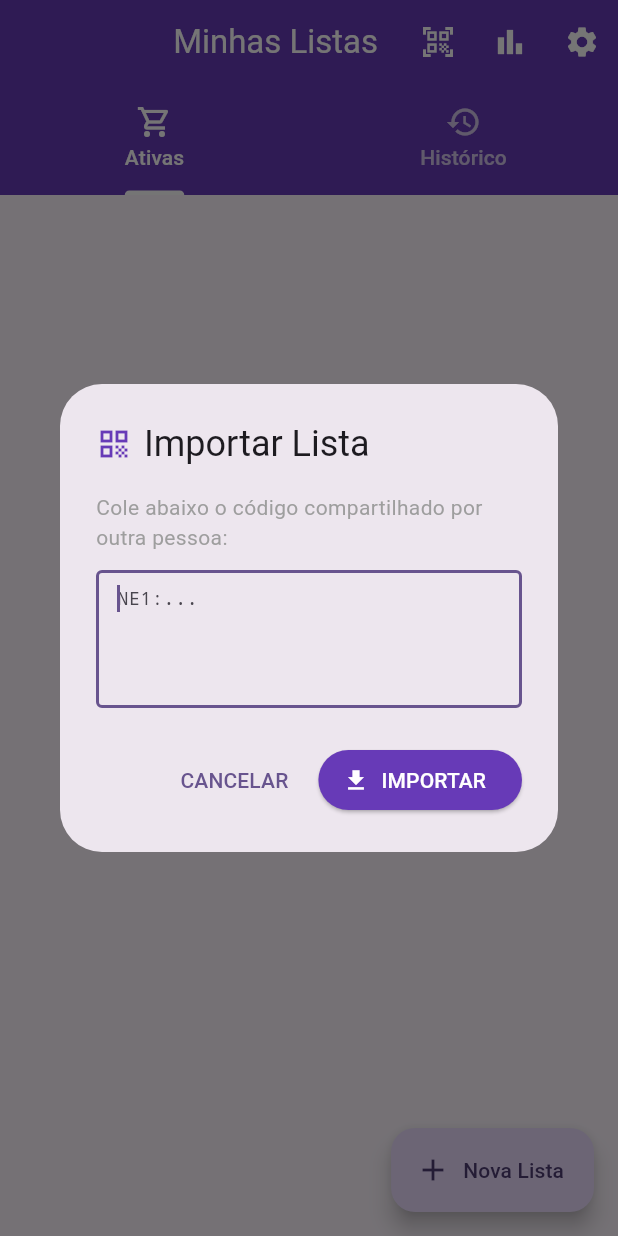
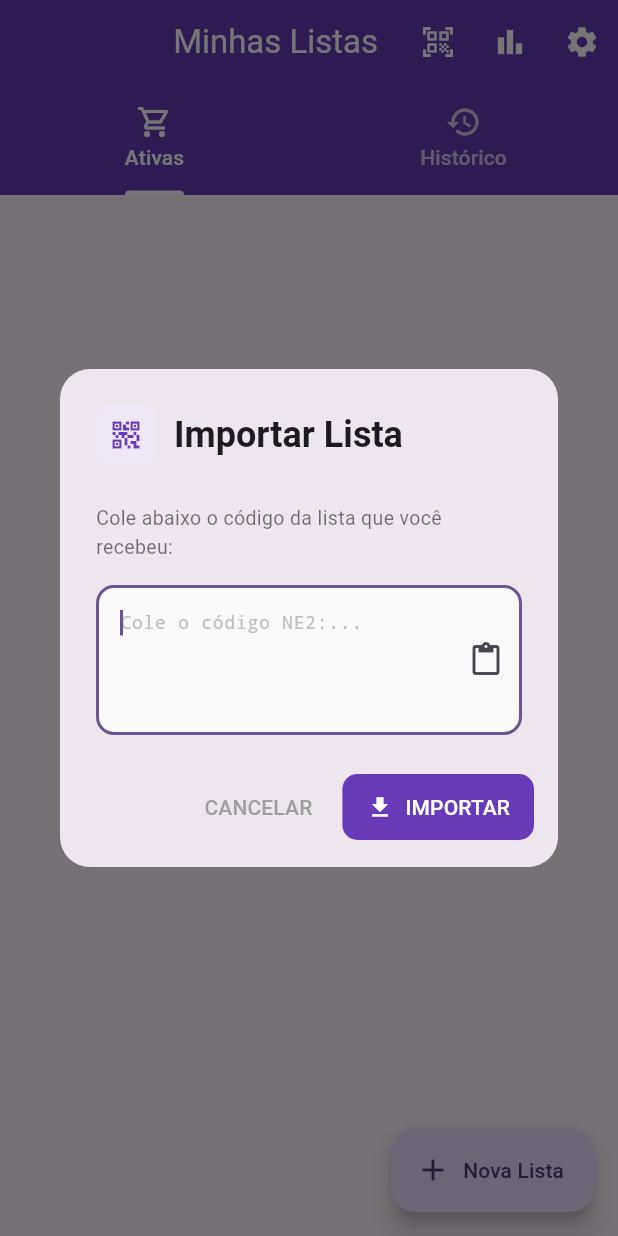
Before and after one commit to JefteSantos/lista_compras, a Flutter app: the HomeScreen screen opened directly, after a tap on the "qr code scanner" icon, on a phone screen of 412 x 824 dp. Run offline on Flutter 3.47's test engine with Material 3 defaults, Android fonts, the phone set to English and light mode, and no system bars; our stand-ins replace csv, firebase_core, firebase_crashlytics, flutter_native_splash, google_sign_in, hive and 5 more; missing offline and left inert: excel, googleapis, home_widget, universal_html; accounts and stored records are empty.

Commit message:
Fix: Otimizado compartilhamento de listas longas e adicionado script de build automático

```diff
--- a/lib/screens/home_screen.dart
+++ b/lib/screens/home_screen.dart
@@ -7,6 +7,7 @@ import 'package:lista_compras/screens/report_screen.dart';
 import 'package:lista_compras/screens/settings_screen.dart';
 import 'package:lista_compras/services/share_code_service.dart';
 import 'package:lista_compras/utils/app_utils.dart';
+import 'package:flutter/services.dart';
 import 'package:uuid/uuid.dart';
 
 class HomeScreen extends StatefulWidget {
@@ -91,11 +92,20 @@ class _HomeScreenState extends State<HomeScreen>
     final ListaCompras? lista = await showDialog<ListaCompras>(
       context: context,
       builder: (ctx) => AlertDialog(
-        title: const Row(
+        shape: RoundedRectangleBorder(borderRadius: BorderRadius.circular(20)),
+        titlePadding: const EdgeInsets.fromLTRB(24, 24, 24, 10),
+        title: Row(
           children: [
-            Icon(Icons.qr_code, color: Colors.deepPurple),
-            SizedBox(width: 8),
-            Text('Importar Lista'),
+            Container(
+              padding: const EdgeInsets.all(8),
+              decoration: BoxDecoration(
+                color: Colors.deepPurple.shade50,
+                borderRadius: BorderRadius.circular(10),
+              ),
+              child: const Icon(Icons.qr_code_2, color: Colors.deepPurple),
+            ),
+            const SizedBox(width: 12),
+            const Text('Importar Lista', style: TextStyle(fontWeight: FontWeight.bold)),
           ],
         ),
         content: Column(
@@ -103,44 +113,68 @@ class _HomeScreenState extends State<HomeScreen>
           crossAxisAlignment: CrossAxisAlignment.start,
           children: [
             const Text(
-              'Cole abaixo o código compartilhado por outra pessoa:',
-              style: TextStyle(color: Colors.grey),
+              'Cole abaixo o código da lista que você recebeu:',
+              style: TextStyle(color: Colors.black54, fontSize: 13),
             ),
-            const SizedBox(height: 12),
+            const SizedBox(height: 16),
             TextField(
               controller: controller,
               maxLines: 4,
               autofocus: true,
-              decoration: const InputDecoration(
-                hintText: 'NE1:...',
-                border: OutlineInputBorder(),
-                contentPadding: EdgeInsets.all(10),
+              decoration: InputDecoration(
+                hintText: 'Cole o código NE2:...',
+                hintStyle: TextStyle(color: Colors.grey.shade400, fontSize: 12),
+                filled: true,
+                fillColor: Colors.grey.shade50,
+                border: OutlineInputBorder(
+                  borderRadius: BorderRadius.circular(12),
+                  borderSide: BorderSide(color: Colors.grey.shade300),
+                ),
+                enabledBorder: OutlineInputBorder(
+                  borderRadius: BorderRadius.circular(12),
+                  borderSide: BorderSide(color: Colors.grey.shade300),
+                ),
+                suffixIcon: IconButton(
+                  icon: const Icon(Icons.content_paste),
+                  onPressed: () async {
+                    final data = await Clipboard.getData(Clipboard.kTextPlain);
+                    if (data?.text != null) {
+                      controller.text = data!.text!;
+                    }
+                  },
+                  tooltip: 'Colar do teclado',
+                ),
               ),
-              style: const TextStyle(fontSize: 12, fontFamily: 'monospace'),
+              style: const TextStyle(fontSize: 11, fontFamily: 'monospace'),
             ),
           ],
         ),
+        actionsPadding: const EdgeInsets.fromLTRB(16, 0, 16, 16),
         actions: [
           TextButton(
             onPressed: () => Navigator.pop(ctx),
-            child: const Text('CANCELAR'),
+            child: const Text('CANCELAR', style: TextStyle(color: Colors.grey)),
           ),
           ElevatedButton.icon(
-            icon: const Icon(Icons.download),
+            icon: const Icon(Icons.download, size: 18),
             label: const Text('IMPORTAR'),
             style: ElevatedButton.styleFrom(
               backgroundColor: Colors.deepPurple,
               foregroundColor: Colors.white,
+              elevation: 0,
+              padding: const EdgeInsets.symmetric(horizontal: 16, vertical: 12),
+              shape: RoundedRectangleBorder(borderRadius: BorderRadius.circular(10)),
             ),
             onPressed: () {
-              final lista = ShareCodeService.decodeList(controller.text.trim());
+              final lista = ShareCodeService.decodeList(controller.text);
               if (lista != null) {
                 Navigator.pop(ctx, lista);
               } else {
                 ScaffoldMessenger.of(ctx).showSnackBar(
                   const SnackBar(
-                    content: Text('Código inválido ou corrompido.'),
-                    backgroundColor: Colors.red,
+                    content: Text('Código inválido ou corrompido!'),
+                    backgroundColor: Colors.redAccent,
+                    behavior: SnackBarBehavior.floating,
                   ),
                 );
               }
--- a/lib/services/share_code_service.dart
+++ b/lib/services/share_code_service.dart
@@ -11,35 +11,116 @@ import '../models/lista_compras.dart';
 class ShareCodeService {
   ShareCodeService._();
 
-  static const _prefix = 'NE1:';
+  static const _prefixV1 = 'NE1:';
+  static const _prefixV2 = 'NE2:';
+
+  // Chaves curtas para V2
+  static const _keyMap = {
+    'i': 'id',
+    'n': 'nome',
+    'd': 'descricao',
+    'it': 'itens',
+    'dc': 'dataCriacao',
+    'df': 'dataFinalizacao',
+    'f': 'finalizada',
+    'c': 'cor',
+    'q': 'quantidade',
+    'p': 'preco',
+    'co': 'comprado',
+    'o': 'observacoes',
+    'dm': 'dataCompra',
+  };
+
+  static final _reverseKeyMap = _keyMap.map((k, v) => MapEntry(v, k));
 
   /// Codifica uma [ListaCompras] em um código de texto compacto.
   /// Lança uma exceção se a lista for excessivamente grande para compartilhar por texto.
   static String encodeList(ListaCompras lista) {
-    final jsonStr = jsonEncode(lista.toJson());
+    var map = lista.toJson();
+
+    // Converte para V2 (chaves curtas)
+    final v2Map = _toShortKeys(map);
+    final jsonStr = jsonEncode(v2Map);
     final compressed = gzip.encode(utf8.encode(jsonStr));
 
-    // Limite sugerido para evitar quebrar WhatsApp/SMS
-    // 64KB é um limite seguro para a maioria dos mensageiros.
-    if (compressed.length > 64 * 1024) {
+    // Limite de 32KB compactado (~43 mil chars Base64)
+    // É muito mais seguro para evitar truncamento em apps de chat.
+    if (compressed.length > 32 * 1024) {
       throw const ShareCodeOversizedException();
     }
 
-    return '$_prefix${base64Url.encode(compressed)}';
+    return '$_prefixV2${base64Url.encode(compressed)}';
+  }
+
+  static Map<String, dynamic> _toShortKeys(Map<String, dynamic> source) {
+    final result = <String, dynamic>{};
+    source.forEach((key, value) {
+      final shortKey = _reverseKeyMap[key] ?? key;
+
+      // Otimização de datas: converte Strings ISO8601 (longas) para Unix Timestamps (curtas)
+      if ((shortKey == 'dc' || shortKey == 'df' || shortKey == 'dm') && value is String) {
+        try {
+          result[shortKey] = DateTime.parse(value).millisecondsSinceEpoch;
+        } catch (_) {
+          result[shortKey] = value;
+        }
+      } else if (value is List) {
+        result[shortKey] = value.map((e) => e is Map<String, dynamic> ? _toShortKeys(e) : e).toList();
+      } else if (value is Map<String, dynamic>) {
+        result[shortKey] = _toShortKeys(value);
+      } else {
+        result[shortKey] = value;
+      }
+    });
+    return result;
+  }
+
+  static Map<String, dynamic> _fromShortKeys(Map<String, dynamic> source) {
+    final result = <String, dynamic>{};
+    source.forEach((key, value) {
+      final longKey = _keyMap[key] ?? key;
+
+      // Otimização de datas: converte de volta para ISO8601 que os modelos esperam
+      if ((key == 'dc' || key == 'df' || key == 'dm') && value is int) {
+        result[longKey] = DateTime.fromMillisecondsSinceEpoch(value).toIso8601String();
+      } else if (value is List) {
+        result[longKey] = value.map((e) => e is Map<String, dynamic> ? _fromShortKeys(e) : e).toList();
+      } else if (value is Map<String, dynamic>) {
+        result[longKey] = _fromShortKeys(value);
+      } else {
+        result[longKey] = value;
+      }
+    });
+    return result;
   }
 
   /// Decodifica um código de texto de volta para [ListaCompras].
   /// Retorna null se o código for inválido, corrompido ou não reconhecido.
   static ListaCompras? decodeList(String code) {
     try {
-      final stripped = code.trim();
-      if (!stripped.startsWith(_prefix)) return null;
-      final encoded = stripped.substring(_prefix.length);
+      // Remove espaços e quebras de linha que o WhatsApp adora inserir
+      final stripped = code.replaceAll(RegExp(r'\s+'), '');
+
+      bool isV1 = stripped.startsWith(_prefixV1);
+      bool isV2 = stripped.startsWith(_prefixV2);
+
+      if (!isV1 && !isV2) return null;
+
+      final prefix = isV1 ? _prefixV1 : _prefixV2;
+      final encoded = stripped.substring(prefix.length);
       final compressed = base64Url.decode(encoded);
       final jsonStr = utf8.decode(gzip.decode(compressed));
-      final json = jsonDecode(jsonStr) as Map<String, dynamic>;
+
+      var json = jsonDecode(jsonStr) as Map<String, dynamic>;
+
+      if (isV2) {
+        json = _fromShortKeys(json);
+      }
+
       return ListaCompras.fromJson(json);
-    } catch (_) {
+    } catch (e) {
+      // ignore: avoid_print
+      print('Erro ao decodificar lista: $e');
       return null;
     }
   }
--- a/pubspec.yaml
+++ b/pubspec.yaml
@@ -16,7 +16,7 @@ publish_to: "none" # Remove this line if you wish to publish to pub.dev
 # https://developer.apple.com/library/archive/documentation/General/Reference/InfoPlistKeyReference/Articles/CoreFoundationKeys.html
 # In Windows, build-name is used as the major, minor, and patch parts
 # of the product and file versions while build-number is used as the build suffix.
-version: 1.0.0+2
+version: 1.0.1+4
 
 environment:
   sdk: ^3.9.2
```
Also changed, not shown: lib/screens/list_detail_screen.dart (+19 -1 lines), 1 other file.
